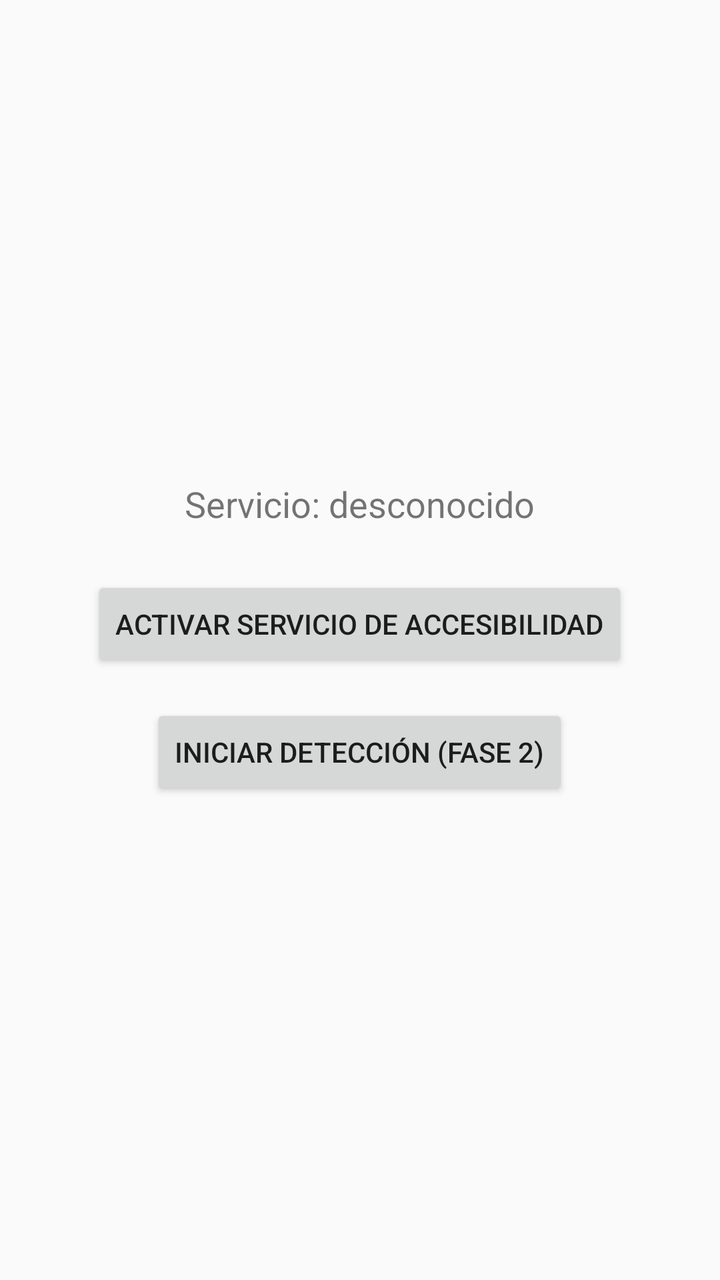
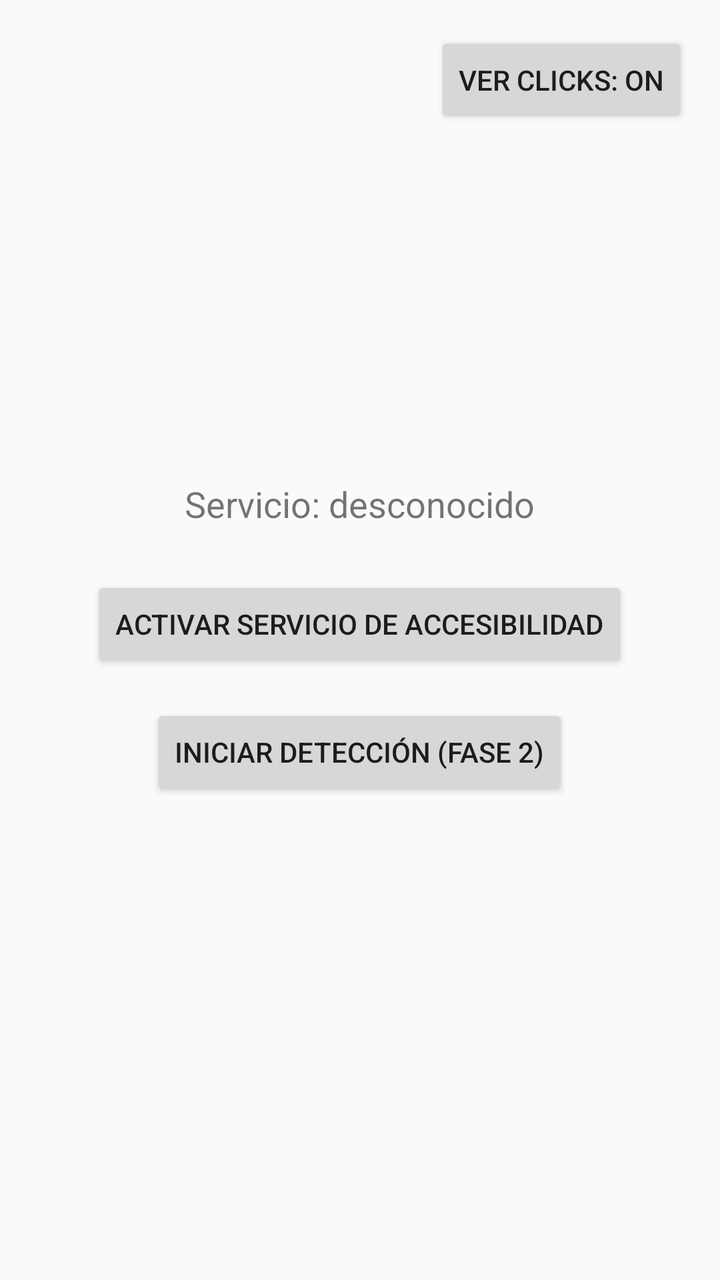

Compare the two renders of this Android layout. The source of the first and the diff that turns it into the second are given below.
<!-- AndroidManifest.xml: application theme android:Theme.Material.Light -->
<!-- res/layout/activity_main.xml -->
<?xml version="1.0" encoding="utf-8"?>
<LinearLayout xmlns:android="http://schemas.android.com/apk/res/android"
    android:layout_width="match_parent"
    android:layout_height="match_parent"
    android:orientation="vertical"
    android:padding="24dp"
    android:gravity="center">

    <TextView
        android:id="@+id/statusText"
        android:layout_width="wrap_content"
        android:layout_height="wrap_content"
        android:text="Servicio: desconocido"
        android:textSize="18sp"
        android:layout_marginBottom="24dp" />

    <Button
        android:id="@+id/btnOpenAccessibility"
        android:layout_width="wrap_content"
        android:layout_height="wrap_content"
        android:text="Activar servicio de accesibilidad"
        android:layout_marginBottom="16dp" />

    <Button
        android:id="@+id/btnStartDetection"
        android:layout_width="wrap_content"
        android:layout_height="wrap_content"
        android:text="Iniciar detección (Fase 2)" />

</LinearLayout>
<!-- resources referenced by this layout -->
<resources>

</resources>

<!-- the commit's change to res/layout/activity_main.xml (unified diff, before → after) -->
@@ -1,30 +1,44 @@
 <?xml version="1.0" encoding="utf-8"?>
-<LinearLayout xmlns:android="http://schemas.android.com/apk/res/android"
+<FrameLayout xmlns:android="http://schemas.android.com/apk/res/android"
     android:layout_width="match_parent"
-    android:layout_height="match_parent"
-    android:orientation="vertical"
-    android:padding="24dp"
-    android:gravity="center">
+    android:layout_height="match_parent">
 
-    <TextView
-        android:id="@+id/statusText"
+    <LinearLayout
+        android:layout_width="match_parent"
+        android:layout_height="match_parent"
+        android:orientation="vertical"
+        android:padding="24dp"
+        android:gravity="center">
+
+        <TextView
+            android:id="@+id/statusText"
+            android:layout_width="wrap_content"
+            android:layout_height="wrap_content"
+            android:text="Servicio: desconocido"
+            android:textSize="18sp"
+            android:layout_marginBottom="24dp" />
+
+        <Button
+            android:id="@+id/btnOpenAccessibility"
+            android:layout_width="wrap_content"
+            android:layout_height="wrap_content"
+            android:text="Activar servicio de accesibilidad"
+            android:layout_marginBottom="16dp" />
+
+        <Button
+            android:id="@+id/btnStartDetection"
+            android:layout_width="wrap_content"
+            android:layout_height="wrap_content"
+            android:text="Iniciar detección (Fase 2)" />
+
+    </LinearLayout>
+
+    <Button
+        android:id="@+id/btnToggleClicks"
         android:layout_width="wrap_content"
         android:layout_height="wrap_content"
-        android:text="Servicio: desconocido"
-        android:textSize="18sp"
-        android:layout_marginBottom="24dp" />
+        android:layout_gravity="top|end"
+        android:layout_margin="16dp"
+        android:text="Ver clicks: ON" />
 
-    <Button
-        android:id="@+id/btnOpenAccessibility"
-        android:layout_width="wrap_content"
-        android:layout_height="wrap_content"
-        android:text="Activar servicio de accesibilidad"
-        android:layout_marginBottom="16dp" />
-
-    <Button
-        android:id="@+id/btnStartDetection"
-        android:layout_width="wrap_content"
-        android:layout_height="wrap_content"
-        android:text="Iniciar detección (Fase 2)" />
-
-</LinearLayout>
+</FrameLayout>
